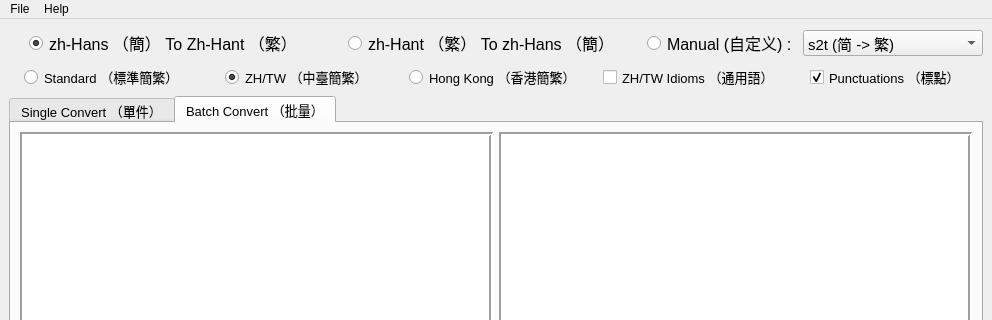
Before: the Qt Designer form form.ui in laisuk/ZhoConvertPyQtRs, drawn with Qt 5; both pictures show x 0 to 992 and y 0 to 320 of the 992 by 751 pixel window.
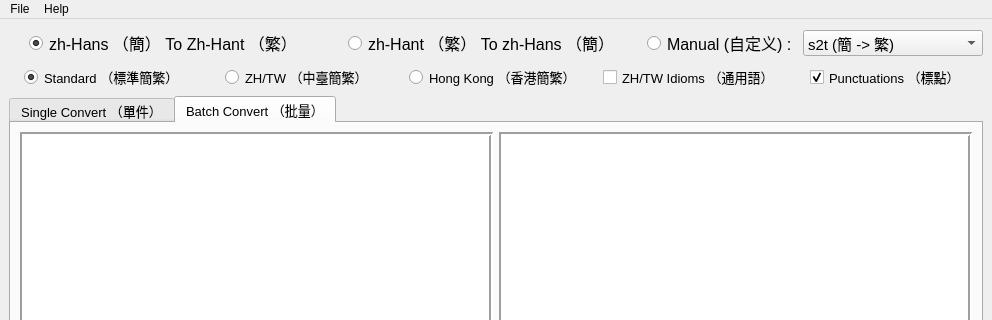
After: the same form once the commit is applied. The open tabs and pages were chosen to show the change. Icons and pictures are not drawn. Custom widgets are drawn as their Qt base class.

The edit to the form file:
```diff
--- a/form.ui
+++ b/form.ui
@@ -89,7 +89,7 @@
         </property>
         <item>
          <property name="text">
-          <string>s2t (简 -&gt; 繁)</string>
+          <string>s2t (簡 -&gt; 繁)</string>
          </property>
         </item>
         <item>
@@ -186,7 +186,7 @@
            <string>Standard （標準簡繁）</string>
           </property>
           <property name="checked">
-           <bool>false</bool>
+           <bool>true</bool>
           </property>
           <attribute name="buttonGroup">
            <string notr="true">buttonGroup_region</string>
@@ -204,7 +204,7 @@
            <string>ZH/TW （中臺簡繁）</string>
           </property>
           <property name="checked">
-           <bool>true</bool>
+           <bool>false</bool>
           </property>
           <attribute name="buttonGroup">
            <string notr="true">buttonGroup_region</string>
```
Left out of the diff: 30 changed lines with no effect on the pictures.
